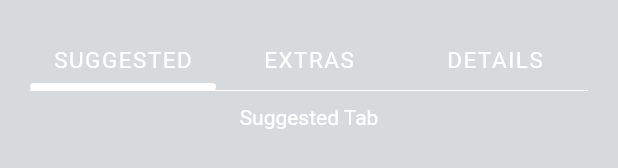
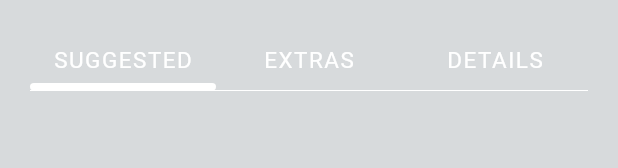
Before and after one commit to MHabib96/disney-plus, a Flutter app: the MovieScreen widget shown alone on an empty page, opened directly with empty values, on a phone screen of 412 x 824 dp. Shown: the part 427-595 px from the top of the screen. Run offline on Flutter 3.47's test engine with Material 2 defaults, Android fonts, the phone set to English and light mode, and no system bars; our stand-ins replace bloc, carousel_slider, equatable, flutter_bloc, get_it, shared_preferences; accounts and stored records are empty.

Commit message:
Send suggest movies to tab

```diff
--- a/lib/modules/movie/screens/movie_screen.dart
+++ b/lib/modules/movie/screens/movie_screen.dart
@@ -1,4 +1,6 @@
+import 'package:disney_plus/bindings.dart';
 import 'package:disney_plus/modules/movie/models/movie.dart';
+import 'package:disney_plus/utils/services/interfaces/i_movie_service.dart';
 import 'package:disney_plus/widgets/movie_tabs/movie_tabs.dart';
 import 'package:disney_plus/widgets/movie_utility_buttons/movie_utility_buttons.dart';
 import 'package:disney_plus/widgets/movie_wallpaper.dart';
@@ -9,9 +11,11 @@ import 'package:disney_plus/widgets/play_button_with_status.dart';
 import 'package:flutter/material.dart';
 
 class MovieScreen extends StatelessWidget {
+  final _movieService = services.get<IMovieService>();
+
   final Movie movie;
 
-  const MovieScreen({
+  MovieScreen({
     Key? key,
     required this.movie,
   }) : super(key: key);
@@ -52,7 +56,9 @@ class MovieScreen extends StatelessWidget {
                 style: const TextStyle(fontSize: 16),
               ),
               const SizedBox(height: 40),
-              const MovieTabs(),
+              MovieTabs(
+                suggestedMovies: _movieService.getSuggestedMovies(movie, 6),
+              ),
             ],
           ),
         ),
--- a/lib/widgets/movie_tabs/movie_tabs.dart
+++ b/lib/widgets/movie_tabs/movie_tabs.dart
@@ -1,3 +1,4 @@
+import 'package:disney_plus/modules/movie/models/movie.dart';
 import 'package:disney_plus/widgets/movie_tabs/bloc/movie_tabs_bloc.dart';
 import 'package:disney_plus/widgets/movie_tabs/movie_tab_type.dart';
 import 'package:flutter/material.dart';
@@ -8,7 +9,12 @@ part 'tabs/extras_tab.dart';
 part 'tabs/details_tab.dart';
 
 class MovieTabs extends StatelessWidget {
-  const MovieTabs({Key? key}) : super(key: key);
+  final List<Movie> suggestedMovies;
+
+  const MovieTabs({
+    Key? key,
+    required this.suggestedMovies,
+  }) : super(key: key);
 
   @override
   Widget build(BuildContext context) {
@@ -43,7 +49,10 @@ class MovieTabs extends StatelessWidget {
               color: Colors.white,
             ),
             const SizedBox(height: 10),
-            _MovieTabSelector(selectedTab: state.tab),
+            _MovieTabSelector(
+              selectedTab: state.tab,
+              suggestedMovies: suggestedMovies,
+            ),
           ],
         );
       },
@@ -96,14 +105,18 @@ class _TabButton extends StatelessWidget {
 
 class _MovieTabSelector extends StatelessWidget {
   final MovieTabType selectedTab;
+  final List<Movie> suggestedMovies;
 
-  const _MovieTabSelector({required this.selectedTab});
+  const _MovieTabSelector({
+    required this.selectedTab,
+    required this.suggestedMovies,
+  });
 
   @override
   Widget build(BuildContext context) {
     switch (selectedTab) {
       case MovieTabType.Suggested:
-        return _SuggestedTab();
+        return _SuggestedTab(suggestedMovies: suggestedMovies);
       case MovieTabType.Extras:
         return _ExtrasTab();
       case MovieTabType.Details:
--- a/lib/widgets/movie_tabs/tabs/suggested_tab.dart
+++ b/lib/widgets/movie_tabs/tabs/suggested_tab.dart
@@ -1,8 +1,19 @@
 part of '../movie_tabs.dart';
 
 class _SuggestedTab extends StatelessWidget {
+  final List<Movie> suggestedMovies;
+
+  const _SuggestedTab({required this.suggestedMovies});
+
   @override
   Widget build(BuildContext context) {
-    return const Text('Suggested Tab');
+    print(suggestedMovies);
+    return Column(
+      children: [
+        for (final movie in suggestedMovies) ...[
+          Image.asset(movie.browseImagePath),
+        ],
+      ],
+    );
   }
 }
```
